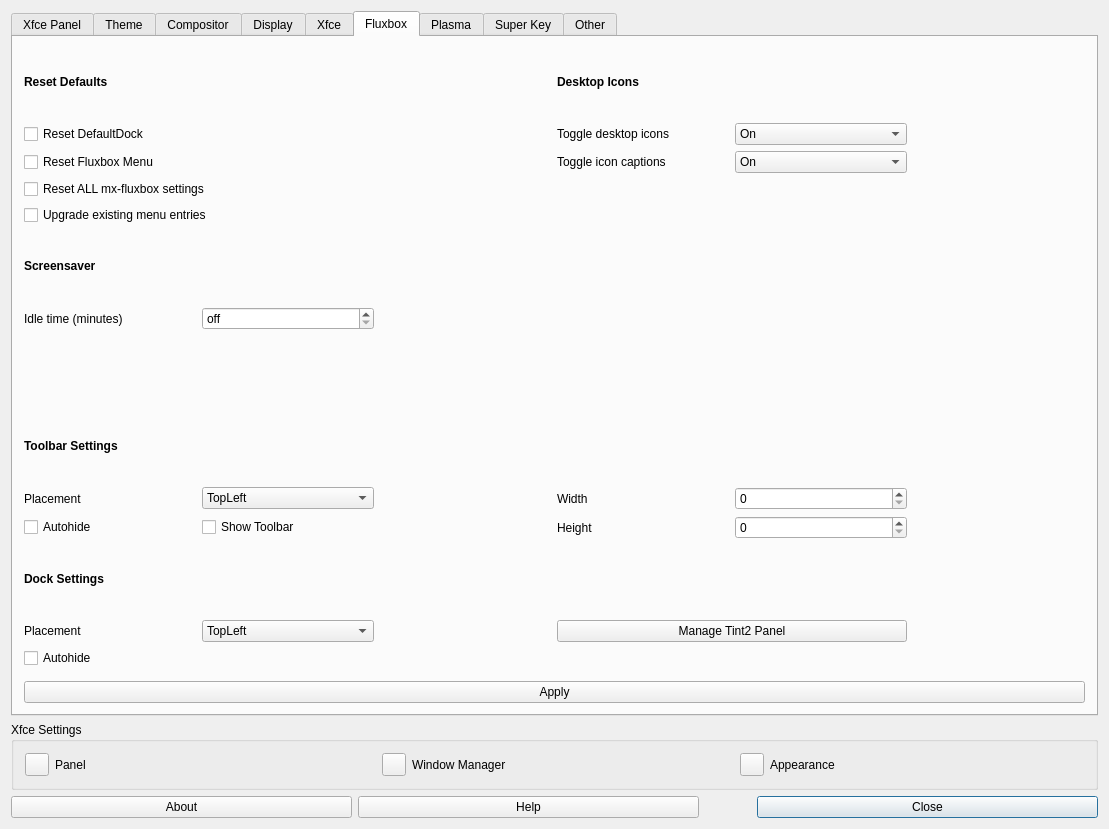
First picture: the form in defaultlook.ui, repository MX-Linux/mx-tweak, before the edit.
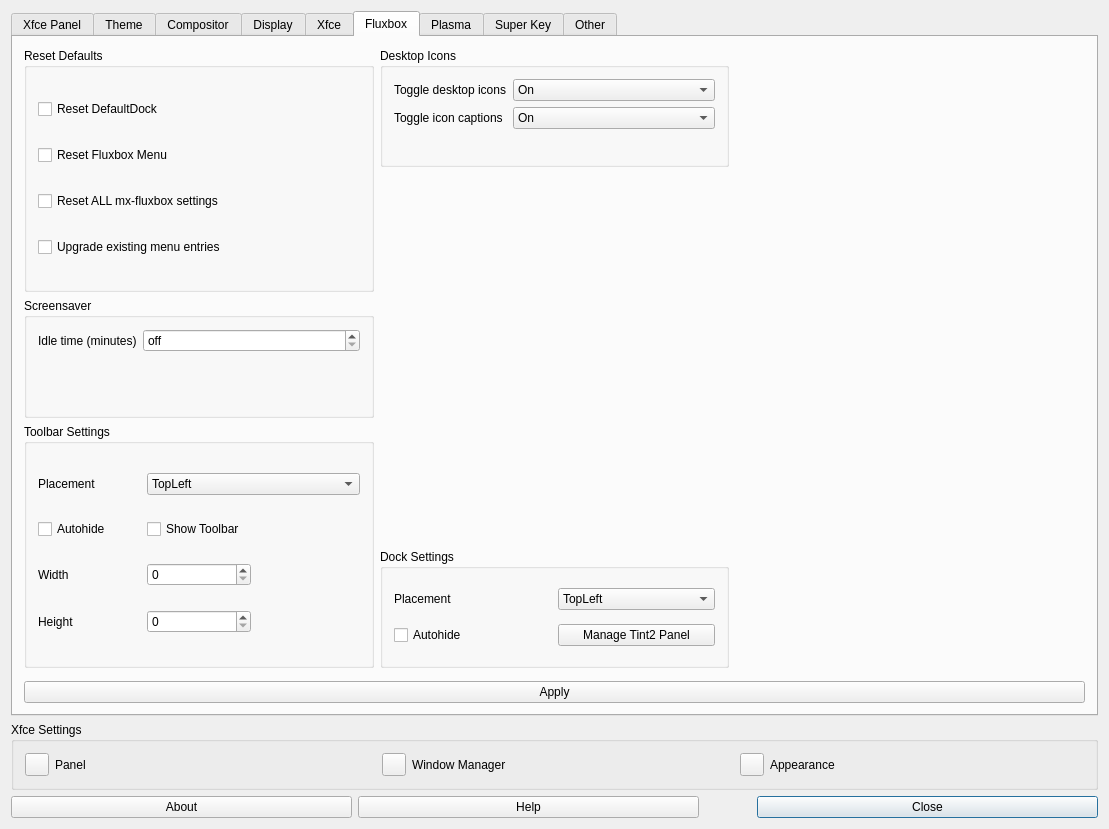
Second picture: the form after the edit. The open tabs and pages were chosen to show the change. Icons and pictures are not drawn.

Commit message: Use group boxes instead of hacky label headers.

Diff of the .ui file:
```diff
--- a/defaultlook.ui
+++ b/defaultlook.ui
@@ -520,18 +520,18 @@
       <layout class="QGridLayout">
        <item row="0" column="0">
         <widget class="QLabel" name="labelCompositorVBlank">
-         <property name="toolTip">
-          <string>Changing the VBlank mode may help alleviate some screen tearing issues. See Help for more information.</string>
-         </property>
-         <property name="text">
-          <string>VBlank</string>
-         </property>
          <property name="sizePolicy">
           <sizepolicy hsizetype="Fixed" vsizetype="Preferred">
            <horstretch>0</horstretch>
            <verstretch>0</verstretch>
           </sizepolicy>
          </property>
+         <property name="toolTip">
+          <string>Changing the VBlank mode may help alleviate some screen tearing issues. See Help for more information.</string>
+         </property>
+         <property name="text">
+          <string>VBlank</string>
+         </property>
         </widget>
        </item>
        <item row="0" column="1">
@@ -978,63 +978,81 @@
        <string>Fluxbox</string>
       </attribute>
       <layout class="QGridLayout" name="layoutFluxboxTab">
-       <item row="0" column="0">
-        <widget class="QLabel" name="label_14">
-         <property name="text">
-          <string>&lt;html&gt;&lt;head/&gt;&lt;body&gt;&lt;p&gt;&lt;span style=&quot; font-weight:600;&quot;&gt;Reset Defaults&lt;/span&gt;&lt;/p&gt;&lt;/body&gt;&lt;/html&gt;</string>
+       <item row="0" column="0" rowspan="2">
+        <widget class="QGroupBox" name="groupFluxboxResetDefaults">
+         <property name="title">
+          <string>Reset Defaults</string>
          </property>
-        </widget>
-       </item>
-       <item row="0" column="3">
-        <widget class="QLabel" name="label_20">
-         <property name="text">
-          <string>&lt;html&gt;&lt;head/&gt;&lt;body&gt;&lt;p&gt;&lt;span style=&quot; font-weight:600;&quot;&gt;Desktop Icons&lt;/span&gt;&lt;/p&gt;&lt;/body&gt;&lt;/html&gt;</string>
-         </property>
-        </widget>
-       </item>
-       <item row="1" column="0" colspan="3">
+         <layout class="QVBoxLayout">
+          <item>
         <widget class="QCheckBox" name="checkFluxboxResetDock">
          <property name="text">
           <string>Reset DefaultDock</string>
          </property>
         </widget>
        </item>
-       <item row="1" column="3">
-        <widget class="QLabel" name="label_26">
-         <property name="text">
-          <string>Toggle desktop icons</string>
-         </property>
-        </widget>
-       </item>
-       <item row="1" column="4">
-        <widget class="QComboBox" name="comboFluxboxIcons">
          <item>
-          <property name="text">
-           <string>On</string>
-          </property>
-         </item>
-         <item>
-          <property name="text">
-           <string>Off</string>
-          </property>
-         </item>
-        </widget>
-       </item>
-       <item row="2" column="0" colspan="3">
         <widget class="QCheckBox" name="checkFluxboxResetMenu">
          <property name="text">
           <string>Reset Fluxbox Menu</string>
          </property>
         </widget>
        </item>
-       <item row="2" column="3">
-        <widget class="QLabel" name="label_25">
+          <item>
+           <widget class="QCheckBox" name="checkFluxboxResetEverything">
+            <property name="text">
+             <string>Reset ALL mx-fluxbox settings</string>
+            </property>
+           </widget>
+          </item>
+          <item>
+           <widget class="QCheckBox" name="checkFluxboxMenuMigrate">
+            <property name="toolTip">
+             <string>Add new default menu items, if any, to existing fluxbox menu.</string>
+            </property>
+            <property name="text">
+             <string>Upgrade existing menu entries</string>
+            </property>
+           </widget>
+          </item>
+         </layout>
+        </widget>
+       </item>
+       <item row="0" column="1">
+        <widget class="QGroupBox" name="groupFluxboxIcons">
+         <property name="title">
+          <string>Desktop Icons</string>
+         </property>
+         <layout class="QFormLayout">
+          <item row="0" column="0">
+           <widget class="QLabel" name="labelFluxboxIcons">
+            <property name="text">
+             <string>Toggle desktop icons</string>
+            </property>
+           </widget>
+          </item>
+          <item row="0" column="1">
+           <widget class="QComboBox" name="comboFluxboxIcons">
+            <item>
+             <property name="text">
+              <string>On</string>
+             </property>
+            </item>
+            <item>
+             <property name="text">
+              <string>Off</string>
+             </property>
+            </item>
+           </widget>
+          </item>
+          <item row="1" column="0">
+           <widget class="QLabel" name="labelFluxboxCaptions">
          <property name="text">
           <string>Toggle icon captions</string>
          </property>
         </widget>
        </item>
-       <item row="2" column="4">
+          <item row="1" column="1">
         <widget class="QComboBox" name="comboFluxboxCaptions">
          <property name="currentIndex">
           <number>0</number>
@@ -1056,42 +1074,27 @@
          </item>
         </widget>
        </item>
-       <item row="2" column="5">
+         </layout>
+        </widget>
+       </item>
+       <item row="0" column="2">
         <spacer>
          <property name="orientation">
           <enum>Qt::Orientation::Horizontal</enum>
          </property>
         </spacer>
        </item>
-       <item row="3" column="0" colspan="3">
-        <widget class="QCheckBox" name="checkFluxboxResetEverything">
-         <property name="text">
-          <string>Reset ALL mx-fluxbox settings</string>
-         </property>
-        </widget>
-       </item>
-       <item row="3" column="3" rowspan="5" colspan="3">
+       <item row="1" column="1" rowspan="3">
         <widget class="QWidget" name="widgetFluxboxThunar" native="true"/>
        </item>
-       <item row="4" column="0" colspan="3">
-        <widget class="QCheckBox" name="checkFluxboxMenuMigrate">
-         <property name="toolTip">
-          <string>Add new default menu items, if any, to existing fluxbox menu.</string>
+       <item row="2" column="0">
+        <widget class="QGroupBox" name="groupFluxboxScreensaver">
+         <property name="title">
+          <string>Screensaver</string>
          </property>
-         <property name="text">
-          <string>Upgrade existing menu entries</string>
-         </property>
-        </widget>
-       </item>
-       <item row="5" column="0">
-        <widget class="QLabel" name="label_27">
-         <property name="text">
-          <string extracomment="screensaver screen blank settings">&lt;html&gt;&lt;head/&gt;&lt;body&gt;&lt;p&gt;&lt;span style=&quot; font-weight:700;&quot;&gt;Screensaver&lt;/span&gt;&lt;/p&gt;&lt;/body&gt;&lt;/html&gt;</string>
-         </property>
-        </widget>
-       </item>
-       <item row="6" column="0">
-        <widget class="QLabel" name="label_34">
+         <layout class="QFormLayout">
+          <item row="0" column="0">
+           <widget class="QLabel" name="labelFluxboxScreenIdleTime">
          <property name="text">
           <string extracomment="set the time of inactivity  before screensaver screen blank occurs">Idle time (minutes)</string>
          </property>
@@ -1100,8 +1103,8 @@
          </property>
         </widget>
        </item>
-       <item row="6" column="1">
-        <widget class="QSpinBox" name="spinFluxboxScreenBlankingTimeout">
+          <item row="0" column="1">
+           <widget class="QSpinBox" name="spinFluxboxScreenIdleTime">
          <property name="specialValueText">
           <string extracomment="setting to 0 turns off screensaver screen blank">off</string>
          </property>
@@ -1110,21 +1113,30 @@
          </property>
         </widget>
        </item>
-       <item row="8" column="0">
-        <widget class="QLabel" name="label_15">
+         </layout>
+        </widget>
+       </item>
+       <item row="3" column="0" rowspan="2">
+        <widget class="QGroupBox" name="groupFluxboxToolbar">
+         <property name="title">
+          <string>Toolbar Settings</string>
+         </property>
+         <layout class="QGridLayout">
+          <item row="5" column="0">
+           <widget class="QLabel" name="labelFluxboxToolbarHeight">
          <property name="text">
-          <string>&lt;html&gt;&lt;head/&gt;&lt;body&gt;&lt;p&gt;&lt;span style=&quot; font-weight:600;&quot;&gt;Toolbar Settings&lt;/span&gt;&lt;/p&gt;&lt;/body&gt;&lt;/html&gt;</string>
+             <string>Height</string>
          </property>
         </widget>
        </item>
-       <item row="9" column="0">
-        <widget class="QLabel" name="label_16">
+          <item row="0" column="0">
+           <widget class="QLabel" name="labelFluxboxToolbarLocation">
          <property name="text">
           <string>Placement</string>
          </property>
         </widget>
        </item>
-       <item row="9" column="1">
+          <item row="0" column="1" colspan="2">
         <widget class="QComboBox" name="comboFluxboxToolbarLocation">
          <property name="currentText">
           <string notr="true">TopLeft</string>
@@ -1191,62 +1203,50 @@
          </item>
         </widget>
        </item>
-       <item row="9" column="2">
-        <spacer>
-         <property name="orientation">
-          <enum>Qt::Orientation::Horizontal</enum>
-         </property>
-        </spacer>
-       </item>
-       <item row="9" column="3">
-        <widget class="QLabel" name="label_17">
-         <property name="text">
-          <string>Width</string>
-         </property>
-        </widget>
-       </item>
-       <item row="9" column="4">
-        <widget class="QSpinBox" name="spinFluxboxToolbarWidth"/>
-       </item>
-       <item row="10" column="0">
+          <item row="1" column="0">
         <widget class="QCheckBox" name="checkFluxboxToolbarAutoHide">
          <property name="text">
           <string>Autohide</string>
          </property>
         </widget>
        </item>
-       <item row="10" column="1">
+          <item row="1" column="1" colspan="2">
         <widget class="QCheckBox" name="checkFluxboxShowToolbar">
          <property name="text">
           <string>Show Toolbar</string>
          </property>
         </widget>
        </item>
-       <item row="10" column="3">
-        <widget class="QLabel" name="label_18">
+          <item row="4" column="0">
+           <widget class="QLabel" name="labelFluxboxToolbarWidth">
          <property name="text">
-          <string>Height</string>
+             <string>Width</string>
          </property>
         </widget>
        </item>
-       <item row="10" column="4">
+          <item row="4" column="1">
+           <widget class="QSpinBox" name="spinFluxboxToolbarWidth"/>
+          </item>
+          <item row="5" column="1">
         <widget class="QSpinBox" name="spinFluxboxToolbarHeight"/>
        </item>
-       <item row="11" column="0">
-        <widget class="QLabel" name="label_19">
-         <property name="text">
-          <string>&lt;html&gt;&lt;head/&gt;&lt;body&gt;&lt;p&gt;&lt;span style=&quot; font-weight:600;&quot;&gt;Dock Settings&lt;/span&gt;&lt;/p&gt;&lt;/body&gt;&lt;/html&gt;</string>
-         </property>
+         </layout>
         </widget>
        </item>
-       <item row="12" column="0">
+       <item row="4" column="1">
+        <widget class="QGroupBox" name="groupFluxboxDockSettings">
+         <property name="title">
+          <string>Dock Settings</string>
+         </property>
+         <layout class="QGridLayout">
+          <item row="0" column="0">
         <widget class="QLabel" name="labelFluxboxSlitLocation">
          <property name="text">
           <string>Placement</string>
          </property>
         </widget>
        </item>
-       <item row="12" column="1">
+          <item row="0" column="1">
         <widget class="QComboBox" name="comboFluxboxSlitLocation">
          <property name="currentText">
           <string notr="true">TopLeft</string>
@@ -1313,7 +1313,14 @@
          </item>
         </widget>
        </item>
-       <item row="12" column="3" colspan="2">
+          <item row="1" column="0">
+           <widget class="QCheckBox" name="checkFluxboxSlitAutoHide">
+            <property name="text">
+             <string>Autohide</string>
+            </property>
+           </widget>
+          </item>
+          <item row="1" column="1">
         <widget class="QPushButton" name="pushManageTint2">
          <property name="text">
           <string>Manage Tint2 Panel</string>
@@ -1323,21 +1330,17 @@
          </property>
         </widget>
        </item>
-       <item row="13" column="0">
-        <widget class="QCheckBox" name="checkFluxboxSlitAutoHide">
-         <property name="text">
-          <string>Autohide</string>
-         </property>
+         </layout>
         </widget>
        </item>
-       <item row="14" column="0">
+       <item row="5" column="0">
         <spacer>
          <property name="orientation">
           <enum>Qt::Orientation::Vertical</enum>
          </property>
         </spacer>
        </item>
-       <item row="15" column="0" colspan="6">
+       <item row="6" column="0" colspan="3">
         <widget class="QPushButton" name="pushFluxboxApply">
          <property name="text">
           <string>Apply</string>
```
Lines whose indentation alone changed are shown as unchanged. The commit also changes 3 other files.
